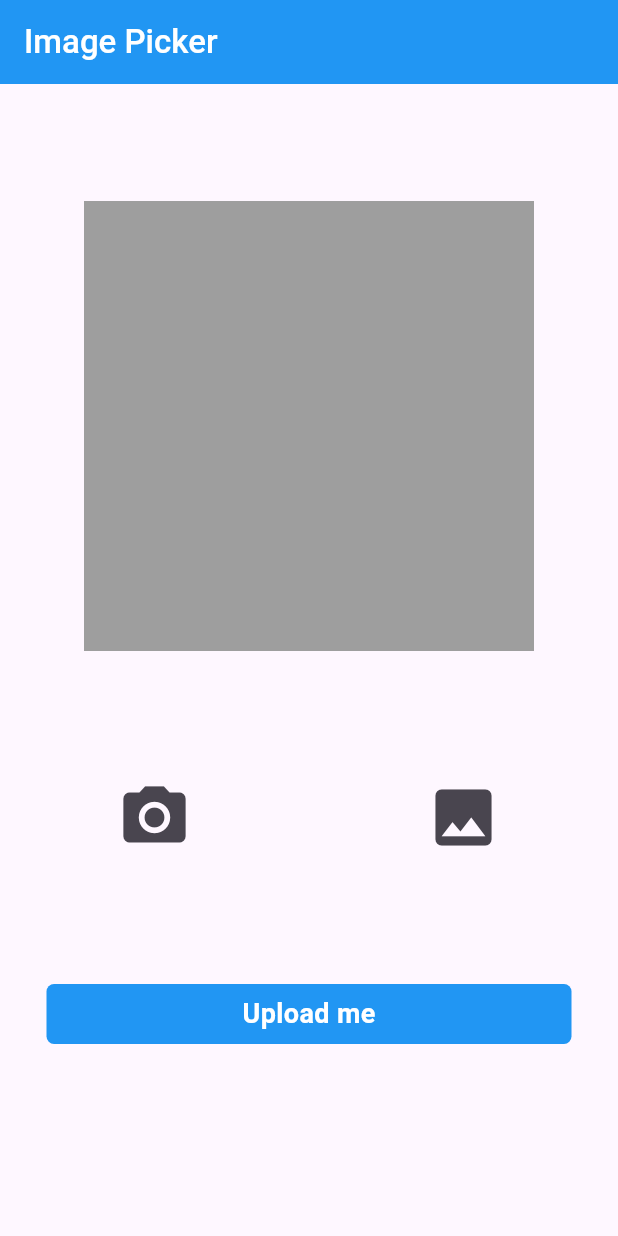
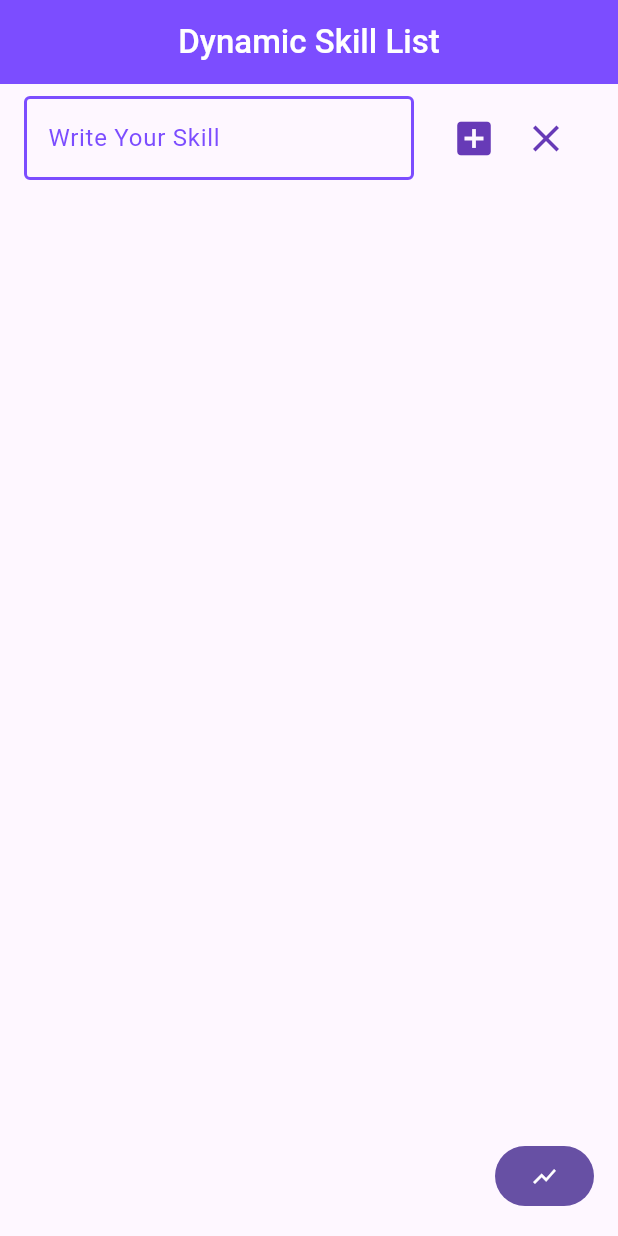
Before and after one commit to sadhana5953/resume_app_daily_task, a Flutter app: the screen it shows after launch, on a phone screen of 412 x 824 dp. Run offline on Flutter 3.47's test engine with Material 3 defaults, Android fonts, the phone set to English and light mode, and no system bars; our stand-ins replace image_picker.

Commit message:
19/05/2024

```diff
--- /dev/null
+++ b/lib/Screens/dynamic list/skill list.dart
@@ -0,0 +1,85 @@
+import 'package:flutter/material.dart';
+class skillPage1 extends StatefulWidget {
+  const skillPage1({super.key});
+
+  @override
+  State<skillPage1> createState() => _skillPage1State();
+}
+
+class _skillPage1State extends State<skillPage1> {
+  @override
+  Widget build(BuildContext context) {
+    return Scaffold(
+      appBar: AppBar(
+        backgroundColor: Colors.deepPurpleAccent,
+        centerTitle: true,
+        title: Text(
+          'Dynamic Skill List',
+          style: TextStyle(
+              color: Colors.white, fontWeight: FontWeight.w500),
+        ),
+      ),
+      body: SingleChildScrollView(
+        child: Column(
+          children: List.generate(
+            listOfSkill.length,
+                (index) => ListTile(
+              title: TextFormField(
+                style: TextStyle(color: Colors.deepPurpleAccent),
+                controller: listOfSkill[index],
+                decoration: InputDecoration(
+                  enabledBorder: OutlineInputBorder(
+                      borderSide:
+                      BorderSide(color: Colors.deepPurpleAccent, width: 2)),
+                  focusedBorder: OutlineInputBorder(
+                      borderSide:
+                      BorderSide(color: Colors.deepPurpleAccent, width: 3)),
+                  hintText: 'Write Your Skill',
+                  hintStyle: TextStyle(color: Colors.deepPurpleAccent),
+                ),
+              ),
+              trailing: Row(
+                mainAxisSize: MainAxisSize.min,
+                children: [
+                  IconButton(
+                    icon: Icon(
+                      Icons.add_box,
+                      color: Colors.deepPurple,
+                      size: 30,
+                    ),
+                    onPressed: () {
+                      TextEditingController txtSkill = TextEditingController();
+                      setState(() {
+                        listOfSkill.add(txtSkill);
+                      });
+                    },
+                  ),
+                  IconButton(
+                      onPressed: () {
+                        setState(() {
+                          if(index!=0)
+                            {
+                              listOfSkill.removeAt(index);
+                            }
+                        });
+                      },
+                      icon: Icon(
+                        Icons.close,
+                        color: Colors.deepPurple,
+                        size: 30,
+                      )),
+                ],
+              ),
+            ),
+          ),
+        ),
+      ),
+      floatingActionButton: FilledButton(child: Icon(Icons.show_chart),onPressed: (){
+        Navigator.of(context).pushNamed('/skill');
+      },),
+    );
+  }
+}
+
+TextEditingController txtSkill = TextEditingController();
+List listOfSkill = [txtSkill];
--- a/lib/Screens/image_Picker/imagePicker.dart
+++ b/lib/Screens/image_Picker/imagePicker.dart
@@ -1,6 +1,7 @@
 import 'dart:io';
 import 'package:flutter/cupertino.dart';
 import 'package:flutter/material.dart';
+import 'package:flutter/services.dart';
 import 'package:image_picker/image_picker.dart';
 
 ImagePicker imagePicker = ImagePicker();
@@ -18,14 +19,12 @@ class _imagepickerState extends State<imagepicker> {
   Widget build(BuildContext context) {
     return Scaffold(
       appBar: AppBar(
+        systemOverlayStyle: SystemUiOverlayStyle(statusBarColor: CupertinoColors.activeBlue),
         backgroundColor: Colors.blue,
-        title: Text(
-          'Image Picker',
-          style: TextStyle(color: Colors.white, fontWeight: FontWeight.w500),
+        toolbarHeight: 60,
+        title: Text('Image Picker',style: TextStyle(color: Colors.white,fontWeight: FontWeight.w500),),
       ),
-      ),
-      body: Center(
-        child: Column(
+      body: Column(
         mainAxisAlignment: MainAxisAlignment.spaceEvenly,
         children: [
           Container(
@@ -33,56 +32,42 @@ class _imagepickerState extends State<imagepicker> {
             width: 300,
             decoration: BoxDecoration(
               color: Colors.grey,
-                image: (fileImage!=null?DecorationImage(image: FileImage(fileImage!),fit: BoxFit.cover):null),
+              image: (fileImage==null)?DecorationImage(image: AssetImage('assets/images/person.png'),fit: BoxFit.cover):DecorationImage(image: FileImage(fileImage!),fit: BoxFit.cover),
             ),
           ),
+        // CircleAvatar(
+        //   radius: 100,
+        //   backgroundColor: Colors.grey,
+        //   backgroundImage:(fileImage==null)?null:FileImage(fileImage!),
+        // ),
         Row(
           mainAxisAlignment: MainAxisAlignment.spaceAround,
           children: [
-                IconButton(
-                    onPressed: () async {
+          IconButton(onPressed: () async {
             XFile? imagePath = await imagePicker.pickImage(source: ImageSource.camera);
             setState(() {
-                        fileImage=File(imagePath!.path);
+              fileImage = File(imagePath!.path);
             });
-                    },
-                    icon: Icon(
-                      Icons.camera_alt,
-                      size: 50,
-                    )),
-                IconButton(
-                    onPressed: () async {
+          }, icon: Icon(Icons.camera_alt,size: 50,color: Colors.black,)),
+          IconButton(onPressed: () async {
             XFile? imagePath = await imagePicker.pickImage(source: ImageSource.gallery);
             setState(() {
-                        fileImage=File(imagePath!.path);
+              fileImage = File(imagePath!.path);
             });
-                    },
-                    icon: Icon(
-                      Icons.image,
-                      size: 50,
-                    )),
-              ],
-            ),
+          }, icon: Icon(Icons.image,size: 50,color: Colors.black,)),
+        ],),
           Container(
             height: 40,
             width: 350,
-            margin: EdgeInsets.only(bottom: 50),
+            margin: EdgeInsets.only(bottom: 70),
             decoration: BoxDecoration(
               color: Colors.blue,
-                borderRadius: BorderRadius.circular(5)
+              borderRadius: BorderRadius.circular(5),
             ),
-            child: Center(
-              child: Text(
-                'Upload me',
-                style: TextStyle(
-                    color: Colors.white,fontWeight: FontWeight.bold,fontSize: 18
+            alignment: Alignment.center,
+            child: Text('Upload Me',style: TextStyle(color: Colors.white,fontWeight: FontWeight.bold,fontSize: 18),),
           ),
-              ),
-            ),
-          ),
-          ],
-        ),
-      ),
+      ],),
     );
   }
 }
--- a/lib/utills/route.dart
+++ b/lib/utills/route.dart
@@ -1,15 +1,24 @@
 import 'package:flutter/material.dart';
+import 'package:resume_app_daily_task/Screens/dynamic%20list/skill%20list.dart';
+import 'package:resume_app_daily_task/Screens/dynamic%20list/skill.dart';
 import 'package:resume_app_daily_task/Screens/homePage/homeScreen.dart';
 import 'package:resume_app_daily_task/Screens/image_Picker/imagePicker.dart';
 import 'package:resume_app_daily_task/Screens/loginPage/screen1.dart';
 import 'package:resume_app_daily_task/Screens/loginPage/screen2.dart';
+import 'package:resume_app_daily_task/Screens/registration/id.dart';
+import 'package:resume_app_daily_task/Screens/registration/id2.dart';
+import 'package:resume_app_daily_task/Screens/registration/practice.dart';
 import 'package:resume_app_daily_task/gmail%20validation/page1.dart';
 import 'package:resume_app_daily_task/gmail%20validation/page2.dart';
 import 'package:resume_app_daily_task/gmail%20validation/page3.dart';
 
 class AppRoutes {
   static Map<String, Widget Function(BuildContext)> routes = {
-    '/': (context) => imagepicker(),
+    '/': (context) => skillPage1(),
+    '/skill': (context) => skillPage2(),
+    '/ID': (context) => idCard(),
+    '/id': (context) => idCard2(),
+    '/image': (context) => imagepicker(),
     '/gmail1': (context) => firstPage(),
     '/gmail2': (context) => secondPage(),
     '/gmail3': (context) => loginPage3(),
--- a/pubspec.yaml
+++ b/pubspec.yaml
@@ -64,6 +64,7 @@ flutter:
   assets:
     - assets/images/login.png
     - assets/images/icon.png
+    - assets/images/person.png
   # assets:
   #   - images/a_dot_burr.jpeg
   #   - images/a_dot_ham.jpeg
```
Also changed, not shown: lib/Screens/dynamic list/skill.dart (added, +34 -0 lines), lib/Screens/homePage/homeScreen.dart (+16 -5 lines), lib/Screens/registration/id.dart (added, +239 -0 lines), lib/Screens/registration/id2.dart (added, +54 -0 lines), lib/utills/global_var.dart (+15 -1 lines), assets/images/person.png (added), lib/Screens/registration/practice.dart (added). Lines whose indentation alone changed are shown as unchanged.
